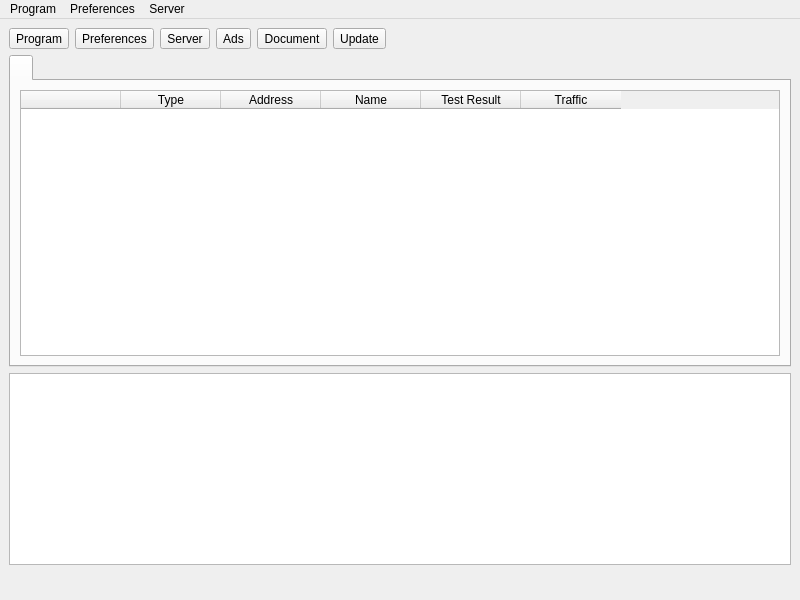
This is ui/mainwindow.ui in MatsuriDayo/nekoray as Qt 5 draws it before an edit. The edited form follows.
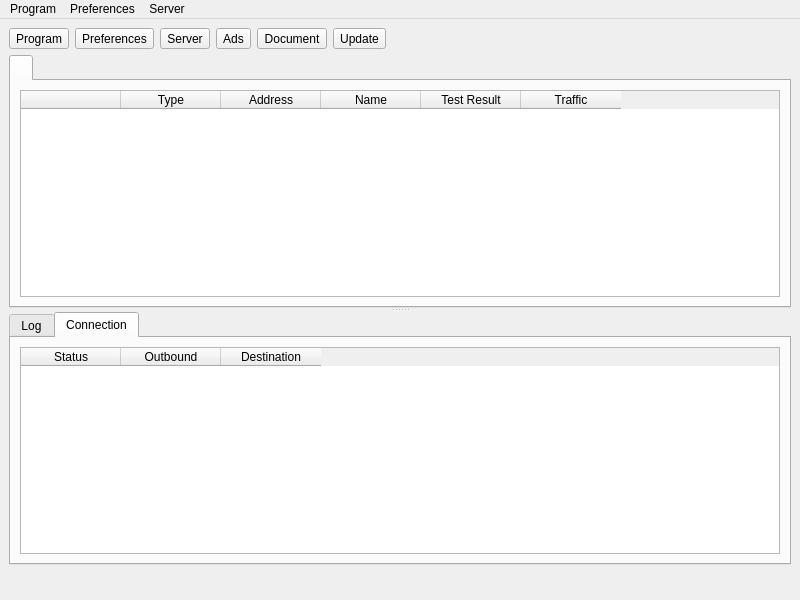
This is the edited form. The open tabs and pages were chosen to show the change. Icons and pictures are not drawn. Custom widgets are drawn as their Qt base class.

Commit message: connection log & improve dns

What changed in the file:
```diff
--- a/ui/mainwindow.ui
+++ b/ui/mainwindow.ui
@@ -14,7 +14,7 @@
    <string>NekoRay</string>
   </property>
   <widget class="QWidget" name="centralwidget">
-   <layout class="QVBoxLayout" name="verticalLayout_3" stretch="0,3,0,0">
+   <layout class="QVBoxLayout" name="verticalLayout_3" stretch="0,0,0">
     <item>
      <layout class="QHBoxLayout" name="horizontalLayout_2">
       <item>
@@ -135,6 +135,10 @@
      </layout>
     </item>
     <item>
+     <widget class="QSplitter" name="splitter">
+      <property name="orientation">
+       <enum>Qt::Vertical</enum>
+      </property>
      <widget class="QTabWidget" name="tabWidget">
       <property name="currentIndex">
        <number>0</number>
@@ -208,12 +212,75 @@
        </layout>
       </widget>
      </widget>
-    </item>
+      <widget class="QWidget" name="aaaaaaaaaaaaaaaaaa">
+       <layout class="QVBoxLayout" name="aaaaaaaaaaaa" stretch="0">
+        <item>
+         <widget class="QTabWidget" name="down_tab">
+          <property name="currentIndex">
+           <number>0</number>
+          </property>
+          <widget class="QWidget" name="tab">
+           <attribute name="title">
+            <string>Log</string>
+           </attribute>
+           <layout class="QVBoxLayout" name="verticalLayout">
     <item>
      <widget class="QTextBrowser" name="masterLogBrowser">
       <property name="contextMenuPolicy">
        <enum>Qt::CustomContextMenu</enum>
       </property>
+             </widget>
+            </item>
+           </layout>
+          </widget>
+          <widget class="QWidget" name="tab_2">
+           <attribute name="title">
+            <string>Connection</string>
+           </attribute>
+           <layout class="QVBoxLayout" name="verticalLayout_2">
+            <item>
+             <widget class="QTableWidget" name="tableWidget_conn">
+              <property name="contextMenuPolicy">
+               <enum>Qt::CustomContextMenu</enum>
+              </property>
+              <property name="editTriggers">
+               <set>QAbstractItemView::NoEditTriggers</set>
+              </property>
+              <property name="selectionBehavior">
+               <enum>QAbstractItemView::SelectRows</enum>
+              </property>
+              <property name="verticalScrollMode">
+               <enum>QAbstractItemView::ScrollPerPixel</enum>
+              </property>
+              <property name="horizontalScrollMode">
+               <enum>QAbstractItemView::ScrollPerPixel</enum>
+              </property>
+              <attribute name="horizontalHeaderHighlightSections">
+               <bool>false</bool>
+              </attribute>
+              <column>
+               <property name="text">
+                <string>Status</string>
+               </property>
+              </column>
+              <column>
+               <property name="text">
+                <string>Outbound</string>
+               </property>
+              </column>
+              <column>
+               <property name="text">
+                <string>Destination</string>
+               </property>
+              </column>
+             </widget>
+            </item>
+           </layout>
+          </widget>
+         </widget>
+        </item>
+       </layout>
+      </widget>
      </widget>
     </item>
     <item>
```
Lines whose indentation alone changed are shown as unchanged. The commit also changes 15 other files.
